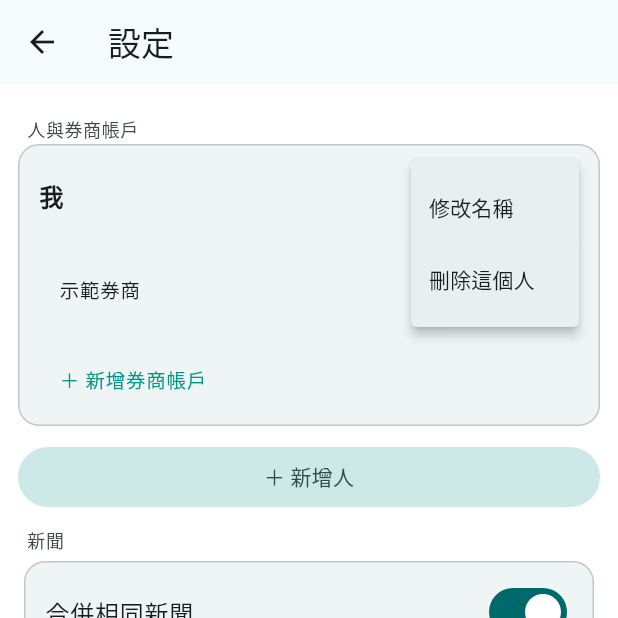
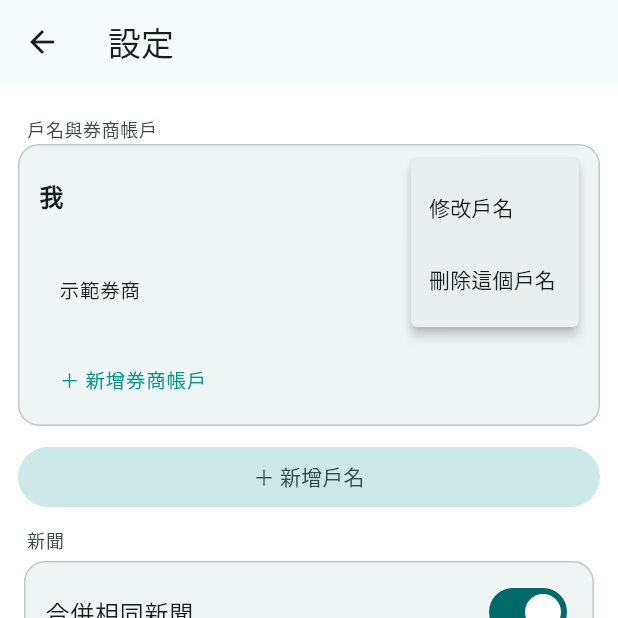
Before and after one commit to nmymdf/stock_acc, a Flutter app: the SettingsScreen screen opened directly, after a tap on the "more vert" icon, on a phone screen of 412 x 824 dp, the top half of it. Run offline on Flutter 3.47's test engine with Material 3 defaults, Android fonts, the phone set to English and light mode, and no system bars; missing offline and left inert: file_selector.

Commit message:
畫面文字：「人」改成「戶名」
依使用者要求，把總覽、持股、交易、設定頁裡所有『人』的標籤都改成『戶名』
（篩選欄位、區塊標題、新增/修改/刪除的對話框文字）。資料結構本身不變，
只是顯示文字調整。

版本號提升到 v1.0.4+8。

Co-Authored-By: Claude Sonnet 5 <noreply@anthropic.com>
Claude-Session: https://claude.ai/code/session_018ivpJveTzqrPirpqQ1X7Rw

```diff
--- a/app/lib/app_build_info.dart
+++ b/app/lib/app_build_info.dart
@@ -4,4 +4,4 @@
 /// 畫面完全不顯示——這個版本改成最笨但最可靠的做法：每次要出新版本，
 /// 手動把這個數字往上加一，跟 pubspec.yaml 的 version 保持一致。
 /// 只要看到這個數字有變，就代表你拿到的是新編譯出來的版本。
-const String kAppVersion = 'v1.0.3+7';
+const String kAppVersion = 'v1.0.4+8';
--- a/app/lib/ui/screens/holdings.dart
+++ b/app/lib/ui/screens/holdings.dart
@@ -76,7 +76,7 @@ class _HoldingsScreenState extends State<HoldingsScreen> {
             Expanded(
               child: DropdownButtonFormField<String?>(
                 initialValue: _personId,
-                decoration: const InputDecoration(labelText: '人'),
+                decoration: const InputDecoration(labelText: '戶名'),
                 items: [
                   const DropdownMenuItem(value: null, child: Text('全部')),
                   for (final p in repo.persons) DropdownMenuItem(value: p.id, child: Text(p.name)),
--- a/app/lib/ui/screens/overview.dart
+++ b/app/lib/ui/screens/overview.dart
@@ -46,7 +46,7 @@ class OverviewScreen extends StatelessWidget {
             ],
           ),
           const SizedBox(height: 10),
-          const SectionHeader(left: '各人統計', right: '市值'),
+          const SectionHeader(left: '各戶統計', right: '市值'),
           RowList(
             children: [
               for (final p in repo.persons)
@@ -56,7 +56,7 @@ class OverviewScreen extends StatelessWidget {
           if (repo.persons.isEmpty)
             const Padding(
               padding: EdgeInsets.all(16),
-              child: Text('還沒有任何人，到「設定」新增一個人開始記帳。'),
+              child: Text('還沒有任何戶名，到「設定」新增一個戶名開始記帳。'),
             ),
         ],
       ),
@@ -99,7 +99,7 @@ class PersonDetail extends StatelessWidget {
     final person = repo.personById(personId);
     if (person == null) {
       return Scaffold(
-        appBar: const DetailAppBar(title: Text('個人明細')),
+        appBar: const DetailAppBar(title: Text('戶名明細')),
         body: const EmptyHint(text: '這個人已經被刪除了'),
       );
     }
@@ -148,7 +148,7 @@ class PersonDetail extends StatelessWidget {
             }),
             const SizedBox(height: 6),
           ],
-          if (accounts.isEmpty) const Padding(padding: EdgeInsets.all(16), child: Text('這個人還沒有券商帳戶，到「設定」新增。')),
+          if (accounts.isEmpty) const Padding(padding: EdgeInsets.all(16), child: Text('這個戶名還沒有券商帳戶，到「設定」新增。')),
         ],
       ),
     );
--- a/app/lib/ui/screens/settings.dart
+++ b/app/lib/ui/screens/settings.dart
@@ -22,7 +22,7 @@ class SettingsScreen extends StatelessWidget {
       body: ListView(
         padding: const EdgeInsets.all(12),
         children: [
-          const SectionHeader(left: '人與券商帳戶'),
+          const SectionHeader(left: '戶名與券商帳戶'),
           for (final p in repo.persons)
             Card(
               margin: const EdgeInsets.only(bottom: 10),
@@ -35,8 +35,8 @@ class SettingsScreen extends StatelessWidget {
                       if (v == 'delete') _confirmDeletePerson(context, repo, p.id, p.name);
                     },
                     itemBuilder: (_) => const [
-                      PopupMenuItem(value: 'rename', child: Text('修改名稱')),
-                      PopupMenuItem(value: 'delete', child: Text('刪除這個人')),
+                      PopupMenuItem(value: 'rename', child: Text('修改戶名')),
+                      PopupMenuItem(value: 'delete', child: Text('刪除這個戶名')),
                     ],
                   ),
                 ),
@@ -58,7 +58,7 @@ class SettingsScreen extends StatelessWidget {
             ),
           FilledButton.tonal(
             onPressed: () => _addPersonDialog(context, repo),
-            child: const Text('＋ 新增人'),
+            child: const Text('＋ 新增戶名'),
           ),
           const SectionHeader(left: '新聞'),
           Card(
@@ -101,8 +101,8 @@ class SettingsScreen extends StatelessWidget {
     final name = await showDialog<String>(
       context: context,
       builder: (context) => AlertDialog(
-        title: const Text('新增人'),
-        content: TextField(controller: ctrl, autofocus: true, decoration: const InputDecoration(labelText: '姓名或稱呼')),
+        title: const Text('新增戶名'),
+        content: TextField(controller: ctrl, autofocus: true, decoration: const InputDecoration(labelText: '戶名')),
         actions: [
           TextButton(onPressed: () => Navigator.pop(context), child: const Text('取消')),
           FilledButton(onPressed: () => Navigator.pop(context, ctrl.text.trim()), child: const Text('新增')),
@@ -117,8 +117,8 @@ class SettingsScreen extends StatelessWidget {
     final name = await showDialog<String>(
       context: context,
       builder: (context) => AlertDialog(
-        title: const Text('修改名稱'),
-        content: TextField(controller: ctrl, autofocus: true, decoration: const InputDecoration(labelText: '姓名或稱呼')),
+        title: const Text('修改戶名'),
+        content: TextField(controller: ctrl, autofocus: true, decoration: const InputDecoration(labelText: '戶名')),
         actions: [
           TextButton(onPressed: () => Navigator.pop(context), child: const Text('取消')),
           FilledButton(onPressed: () => Navigator.pop(context, ctrl.text.trim()), child: const Text('儲存')),
@@ -133,7 +133,7 @@ class SettingsScreen extends StatelessWidget {
       context: context,
       builder: (context) => AlertDialog(
         title: Text('刪除「$name」？'),
-        content: const Text('這個人底下的所有帳戶和交易紀錄也會一起刪除，無法復原。'),
+        content: const Text('這個戶名底下的所有帳戶和交易紀錄也會一起刪除，無法復原。'),
         actions: [
           TextButton(onPressed: () => Navigator.pop(context, false), child: const Text('取消')),
           FilledButton(
--- a/app/lib/ui/screens/trades.dart
+++ b/app/lib/ui/screens/trades.dart
@@ -82,7 +82,7 @@ class _TradesScreenState extends State<TradesScreen> {
             Expanded(
               child: DropdownButtonFormField<String?>(
                 initialValue: _personId,
-                decoration: const InputDecoration(labelText: '人'),
+                decoration: const InputDecoration(labelText: '戶名'),
                 items: [
                   const DropdownMenuItem(value: null, child: Text('全部')),
                   for (final p in repo.persons) DropdownMenuItem(value: p.id, child: Text(p.name)),
--- a/app/pubspec.yaml
+++ b/app/pubspec.yaml
@@ -16,7 +16,7 @@ publish_to: 'none' # Remove this line if you wish to publish to pub.dev
 # https://developer.apple.com/library/archive/documentation/General/Reference/InfoPlistKeyReference/Articles/CoreFoundationKeys.html
 # In Windows, build-name is used as the major, minor, and patch parts
 # of the product and file versions while build-number is used as the build suffix.
-version: 1.0.3+7
+version: 1.0.4+8
 
 environment:
   sdk: ^3.13.4
```
